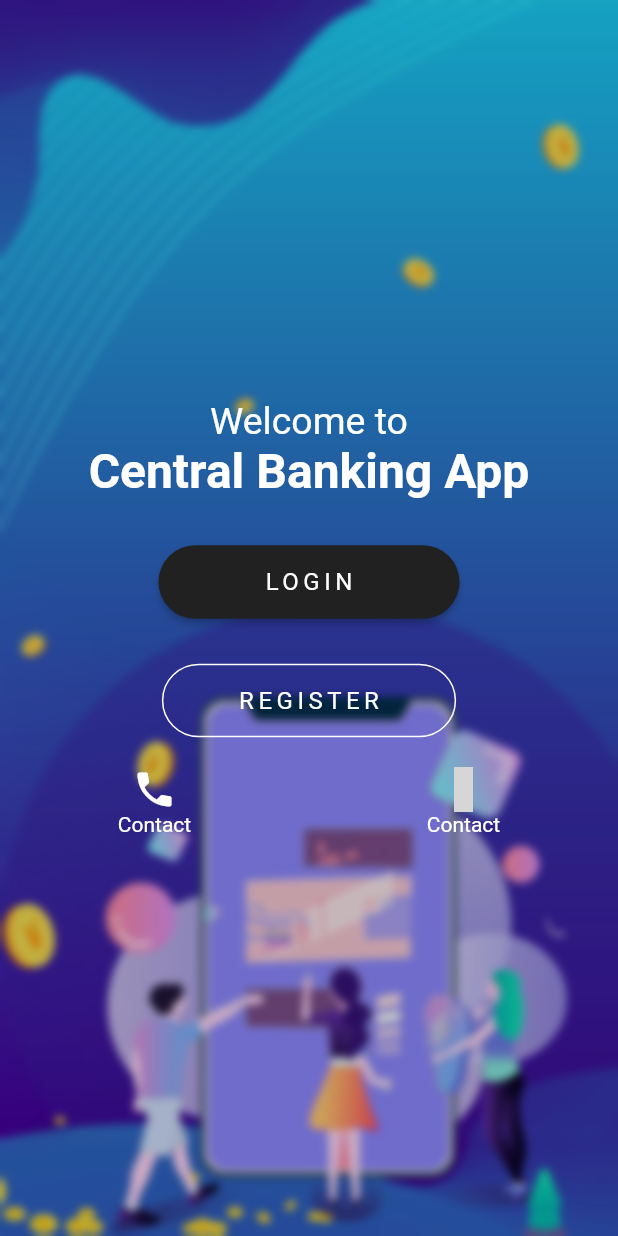
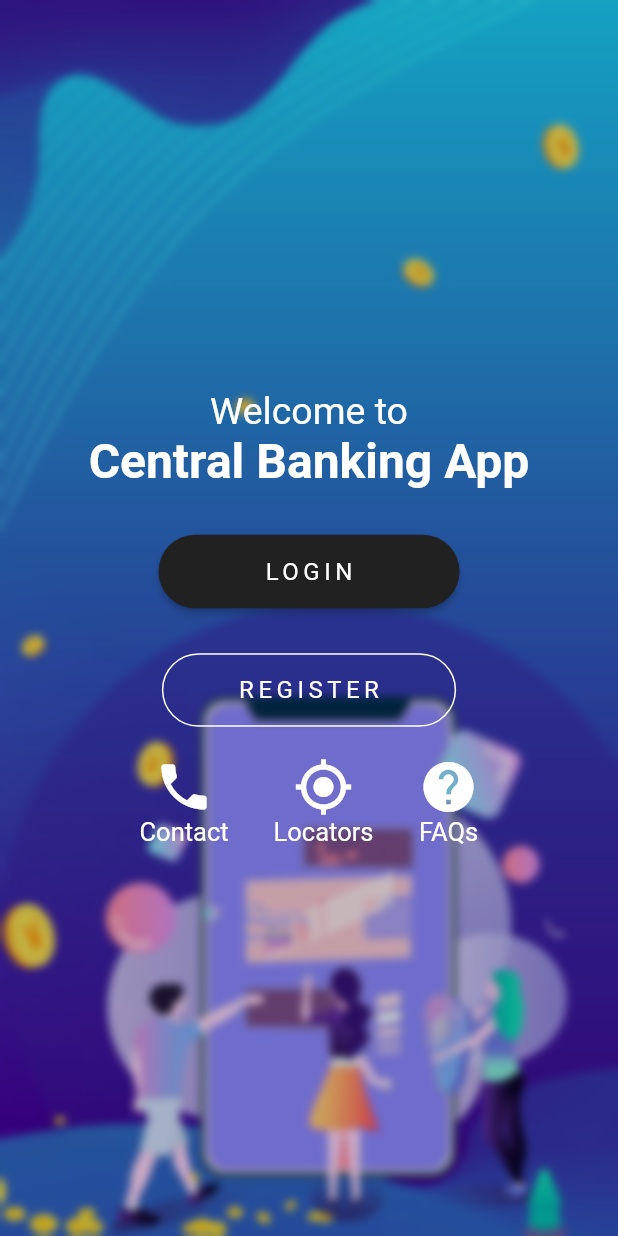
Before and after one commit to Baayeh/banking_app, a Flutter app: the screen it shows after launch, on a phone screen of 412 x 824 dp. Run offline on Flutter 3.47's test engine with Material 2 defaults, Android fonts, the phone set to English and light mode, and no system bars; grey boxes are pictures that could not be loaded.

Commit message:
Completing Auth Home Page

```diff
--- a/lib/pages/authenticate/auth_home.dart
+++ b/lib/pages/authenticate/auth_home.dart
@@ -1,6 +1,9 @@
 import 'dart:ui';
 
 import 'package:flutter/material.dart';
+
+import 'sign_in.dart';
+import 'sign_up.dart';
 
 class AuthHome extends StatelessWidget {
   @override
@@ -49,7 +52,10 @@ class AuthHome extends StatelessWidget {
                           EdgeInsets.symmetric(vertical: 10, horizontal: 30),
                       child: ElevatedButton(
                         child: Text('LOGIN'),
-                        onPressed: () {},
+                        onPressed: () {
+                          Navigator.of(context).pushReplacement(
+                              MaterialPageRoute(builder: (_) => SignIn()));
+                        },
                         style: ElevatedButton.styleFrom(
                             padding: EdgeInsets.symmetric(
                                 vertical: 15, horizontal: 70),
@@ -64,7 +70,10 @@ class AuthHome extends StatelessWidget {
                     SizedBox(height: 20),
                     Container(
                       child: TextButton(
-                        onPressed: () {},
+                        onPressed: () {
+                          Navigator.of(context).pushReplacement(
+                              MaterialPageRoute(builder: (_) => SignUp()));
+                        },
                         child: Text('REGISTER'),
                         style: TextButton.styleFrom(
                             padding: EdgeInsets.symmetric(
@@ -79,7 +88,7 @@ class AuthHome extends StatelessWidget {
                     ),
                     SizedBox(height: 20),
                     Row(
-                      mainAxisAlignment: MainAxisAlignment.spaceAround,
+                      mainAxisAlignment: MainAxisAlignment.center,
                       children: [
                         Container(
                           child: Column(
@@ -87,26 +96,50 @@ class AuthHome extends StatelessWidget {
                               Icon(
                                 Icons.phone,
                                 color: Colors.white,
-                                size: 30,
+                                size: 40,
                               ),
                               Text(
                                 'Contact',
-                                style: TextStyle(color: Colors.white),
+                                style: TextStyle(
+                                    color: Colors.white, fontSize: 17),
                               )
                             ],
                           ),
+                        ),
+                        SizedBox(
+                          width: 30,
                         ),
                         Container(
                           child: Column(
                             children: [
                               Icon(
-                                Icons.,
+                                Icons.my_location,
                                 color: Colors.white,
-                                size: 30,
+                                size: 40,
                               ),
                               Text(
-                                'Contact',
-                                style: TextStyle(color: Colors.white),
+                                'Locators',
+                                style: TextStyle(
+                                    color: Colors.white, fontSize: 17),
+                              )
+                            ],
+                          ),
+                        ),
+                        SizedBox(
+                          width: 30,
+                        ),
+                        Container(
+                          child: Column(
+                            children: [
+                              Icon(
+                                Icons.help,
+                                color: Colors.white,
+                                size: 40,
+                              ),
+                              Text(
+                                'FAQs',
+                                style: TextStyle(
+                                    color: Colors.white, fontSize: 17),
                               )
                             ],
                           ),
```
Also changed, not shown: lib/pages/authenticate/sign_in.dart (+16 -0 lines), lib/pages/authenticate/sign_up.dart (+16 -0 lines).
